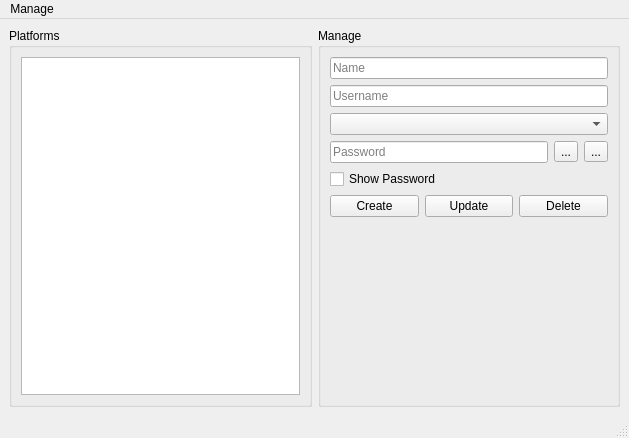
Before: the Qt Designer form design/MainWindow.ui in xaprier/qt-password-manager, drawn with Qt 5.
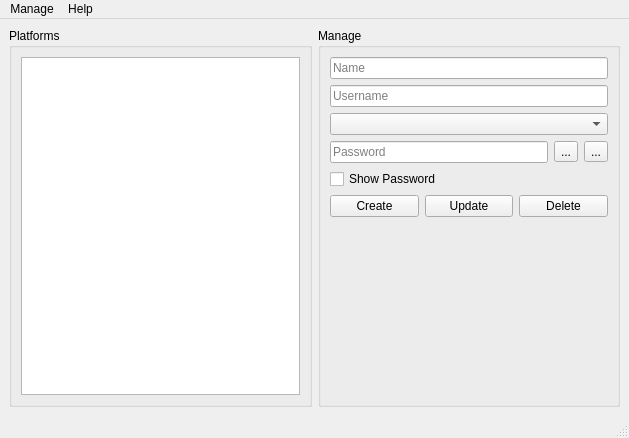
After: the same form once the commit is applied. Icons and pictures are not drawn.

```diff
--- a/design/MainWindow.ui
+++ b/design/MainWindow.ui
@@ -176,7 +176,14 @@
     <addaction name="separator"/>
     <addaction name="actionDelete"/>
    </widget>
+   <widget class="QMenu" name="menuAbout">
+    <property name="title">
+     <string>Help</string>
+    </property>
+    <addaction name="actionAbout"/>
+   </widget>
    <addaction name="menuManage"/>
+   <addaction name="menuAbout"/>
   </widget>
   <widget class="QStatusBar" name="statusbar"/>
   <action name="actionChange_Master_Password">
```
Left out of the diff: 11 changed lines with no effect on the pictures.
